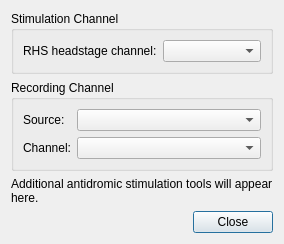
paulmthompson/Intan-RHX, file GUI/Dialogs/antidromicstimulationdialog.ui: the form before one commit.
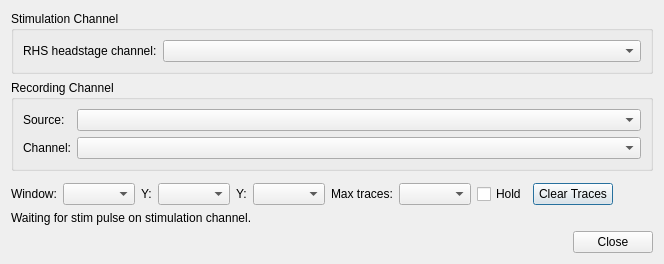
The form after the commit.

Commit message: add plot for antidromic

Patch:
```diff
--- a/GUI/Dialogs/antidromicstimulationdialog.ui
+++ b/GUI/Dialogs/antidromicstimulationdialog.ui
@@ -55,9 +55,83 @@
     </widget>
    </item>
    <item>
-    <widget class="QLabel" name="futureToolsPlaceholderLabel">
+    <widget class="QWidget" name="plotPlaceholder" native="true"/>
+   </item>
+   <item>
+    <layout class="QHBoxLayout" name="traceControlsRow">
+     <item>
+      <widget class="QLabel" name="traceTimeLabel">
+       <property name="text">
+        <string>Window:</string>
+       </property>
+      </widget>
+     </item>
+     <item>
+      <widget class="QComboBox" name="traceTimeComboBox"/>
+     </item>
+     <item>
+      <widget class="QLabel" name="traceYScaleMicroVoltsLabel">
+       <property name="text">
+        <string>Y:</string>
+       </property>
+      </widget>
+     </item>
+     <item>
+      <widget class="QComboBox" name="traceYScaleMicroVoltsComboBox"/>
+     </item>
+     <item>
+      <widget class="QLabel" name="traceYScaleVoltsLabel">
+       <property name="text">
+        <string>Y:</string>
+       </property>
+      </widget>
+     </item>
+     <item>
+      <widget class="QComboBox" name="traceYScaleVoltsComboBox"/>
+     </item>
+     <item>
+      <widget class="QLabel" name="holdMaxLabel">
+       <property name="text">
+        <string>Max traces:</string>
+       </property>
+      </widget>
+     </item>
+     <item>
+      <widget class="QComboBox" name="holdMaxTracesComboBox"/>
+     </item>
+     <item>
+      <widget class="QCheckBox" name="holdTracesCheckBox">
+       <property name="text">
+        <string>Hold</string>
+       </property>
+      </widget>
+     </item>
+     <item>
+      <widget class="QPushButton" name="clearTracesButton">
+       <property name="text">
+        <string>Clear Traces</string>
+       </property>
+      </widget>
+     </item>
+     <item>
+      <spacer name="traceControlsSpacer">
+       <property name="orientation">
+        <enum>Qt::Horizontal</enum>
+       </property>
+       <property name="sizeHint" stdset="0">
+        <size>
+         <width>40</width>
+         <height>20</height>
+        </size>
+       </property>
+      </spacer>
+     </item>
+    </layout>
+   </item>
+   <item>
+    <widget class="QLabel" name="statusLabel">
      <property name="text">
-      <string>Additional antidromic stimulation tools will appear here.</string>
+      <string>Waiting for stim pulse on stimulation channel.</string>
      </property>
      <property name="wordWrap">
       <bool>true</bool>
```
The commit also changes 12 other files.
